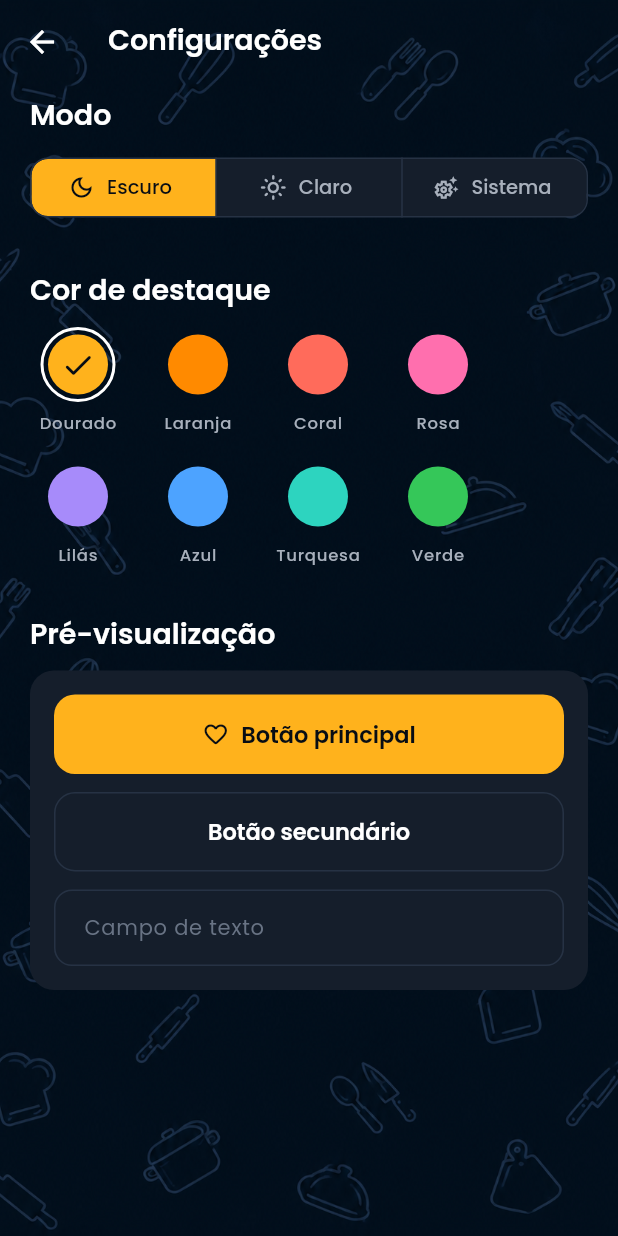
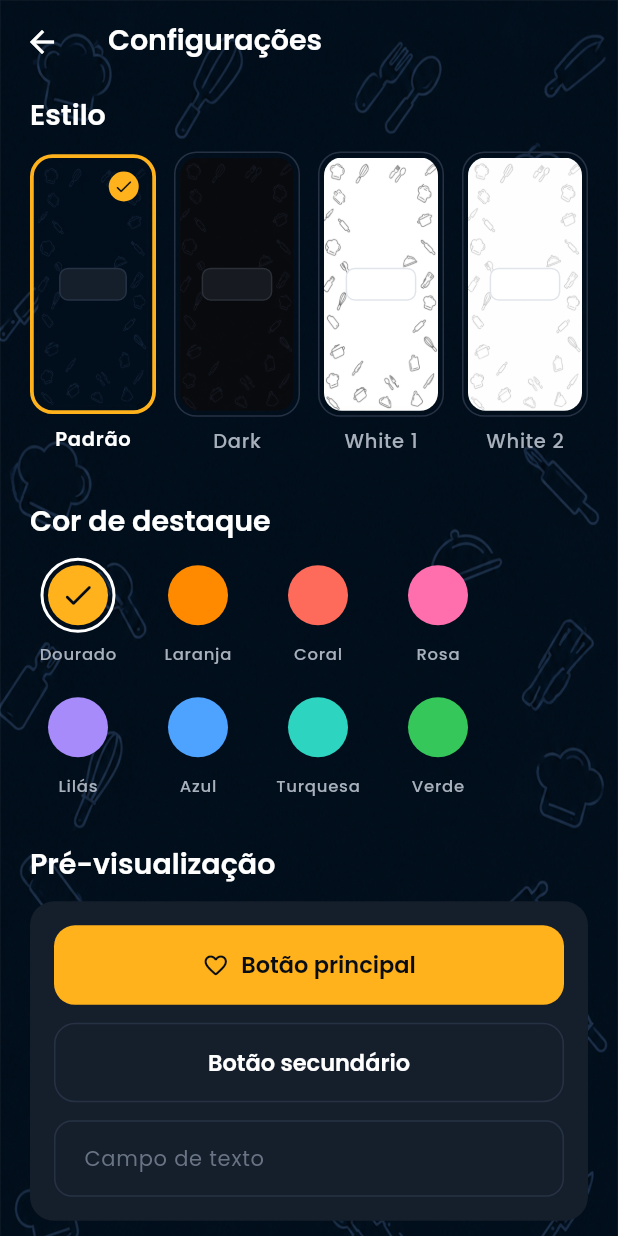
Before and after one commit to lenonronaldo2014-prog/receitas, a Flutter app: the screen it shows after launch, item 5 of the bottom bar chosen, after a tap on the "settings" icon, on a phone screen of 412 x 824 dp. Run offline on Flutter 3.47's test engine with Material 3 defaults, Android fonts, the phone set to English and light mode, and no system bars; our stand-ins replace image_picker, package_info_plus, share_plus, shared_preferences.

Commit message:
Estilos Padrao, Dark, White 1 e White 2 com fundos proprios
Co-Authored-By: Claude Opus 5.5 (1M context) <noreply@anthropic.com>

```diff
--- a/lib/main.dart
+++ b/lib/main.dart
@@ -31,9 +31,7 @@ class ReceitasApp extends StatelessWidget {
     return MaterialApp(
       title: 'Receitas da Anna',
       debugShowCheckedModeBanner: false,
-      theme: theme.lightTheme,
-      darkTheme: theme.darkTheme,
-      themeMode: theme.mode,
+      theme: theme.theme,
       home: home,
     );
   }
--- a/lib/providers/theme_controller.dart
+++ b/lib/providers/theme_controller.dart
@@ -17,28 +17,29 @@ const accentOptions = <String, Color>{
 
 class ThemeController extends ChangeNotifier {
   static const _colorKey = 'theme_accent';
-  static const _modeKey = 'theme_mode';
+  static const _styleKey = 'theme_style';
+  static const _legacyModeKey = 'theme_mode';
 
   Color _accent = AppColors.defaultAccent;
-  ThemeMode _mode = ThemeMode.dark;
+  AppStyle _style = AppStyle.padrao;
 
   Color get accent => _accent;
-  ThemeMode get mode => _mode;
+  AppStyle get style => _style;
 
-  ThemeData get darkTheme =>
-      AppTheme.build(AppColors.dark.withAccent(_accent), Brightness.dark);
-  ThemeData get lightTheme =>
-      AppTheme.build(AppColors.light.withAccent(_accent), Brightness.light);
+  ThemeData get theme =>
+      AppTheme.build(_style.colors.withAccent(_accent), _style.brightness);
 
   Future<void> load() async {
     final prefs = await SharedPreferences.getInstance();
     final color = prefs.getInt(_colorKey);
     if (color != null) _accent = Color(color);
-    final mode = prefs.getString(_modeKey);
-    _mode = ThemeMode.values.firstWhere(
-      (m) => m.name == mode,
-      orElse: () => ThemeMode.dark,
-    );
+    final style = prefs.getString(_styleKey);
+    if (style != null) {
+      _style = AppStyle.fromName(style);
+    } else if (prefs.getString(_legacyModeKey) == 'light') {
+      // Versões antigas tinham só Escuro/Claro.
+      _style = AppStyle.white;
+    }
     notifyListeners();
   }
 
@@ -49,10 +50,10 @@ class ThemeController extends ChangeNotifier {
     await prefs.setInt(_colorKey, color.toARGB32());
   }
 
-  Future<void> setMode(ThemeMode mode) async {
-    _mode = mode;
+  Future<void> setStyle(AppStyle style) async {
+    _style = style;
     notifyListeners();
     final prefs = await SharedPreferences.getInstance();
-    await prefs.setString(_modeKey, mode.name);
+    await prefs.setString(_styleKey, style.name);
   }
 }
--- a/lib/screens/settings_screen.dart
+++ b/lib/screens/settings_screen.dart
@@ -24,28 +24,20 @@ class SettingsScreen extends StatelessWidget {
             AppSpacing.xl,
           ),
           children: [
-            const SectionTitle('Modo'),
-            SegmentedButton<ThemeMode>(
-              showSelectedIcon: false,
-              segments: const [
-                ButtonSegment(
-                  value: ThemeMode.dark,
-                  icon: Icon(Icons.dark_mode_outlined),
-                  label: Text('Escuro'),
-                ),
-                ButtonSegment(
-                  value: ThemeMode.light,
-                  icon: Icon(Icons.light_mode_outlined),
-                  label: Text('Claro'),
-                ),
-                ButtonSegment(
-                  value: ThemeMode.system,
-                  icon: Icon(Icons.settings_suggest_outlined),
-                  label: Text('Sistema'),
-                ),
+            const SectionTitle('Estilo'),
+            Row(
+              children: [
+                for (final (i, style) in AppStyle.values.indexed) ...[
+                  if (i > 0) const SizedBox(width: AppSpacing.sm),
+                  Expanded(
+                    child: _StyleOption(
+                      style: style,
+                      selected: theme.style == style,
+                      onTap: () => theme.setStyle(style),
+                    ),
+                  ),
+                ],
               ],
-              selected: {theme.mode},
-              onSelectionChanged: (s) => theme.setMode(s.first),
             ),
             const SizedBox(height: AppSpacing.xxl),
             const SectionTitle('Cor de destaque'),
@@ -152,3 +144,100 @@ class _ColorOption extends StatelessWidget {
     );
   }
 }
+
+/// Miniatura de um estilo: o fundo real + o nome.
+class _StyleOption extends StatelessWidget {
+  const _StyleOption({
+    required this.style,
+    required this.selected,
+    required this.onTap,
+  });
+
+  final AppStyle style;
+  final bool selected;
+  final VoidCallback onTap;
+
+  @override
+  Widget build(BuildContext context) {
+    final c = context.colors;
+    final t = Theme.of(context).textTheme;
+    final preview = style.colors;
+    return Semantics(
+      button: true,
+      selected: selected,
+      label: 'Estilo ${style.label}',
+      child: GestureDetector(
+        onTap: onTap,
+        child: Column(
+          children: [
+            AnimatedContainer(
+              duration: const Duration(milliseconds: 200),
+              padding: const EdgeInsets.all(3),
+              decoration: BoxDecoration(
+                borderRadius: BorderRadius.circular(AppRadius.field + 3),
+                border: Border.all(
+                  color: selected ? c.accent : c.border,
+                  width: selected ? 2.5 : 1,
+                ),
+              ),
+              child: ClipRRect(
+                borderRadius: AppRadius.fieldAll,
+                child: AspectRatio(
+                  aspectRatio: 9 / 20,
+                  child: Stack(
+                    fit: StackFit.expand,
+                    children: [
+                      Image.asset(
+                        preview.backgroundImage!,
+                        fit: BoxFit.cover,
+                        cacheWidth: 240,
+                      ),
+                      // Mini "card" para dar ideia do contraste.
+                      Center(
+                        child: FractionallySizedBox(
+                          widthFactor: 0.62,
+                          child: Container(
+                            height: 22,
+                            decoration: BoxDecoration(
+                              color: preview.card,
+                              borderRadius: BorderRadius.circular(6),
+                              border: Border.all(color: preview.border),
+                            ),
+                          ),
+                        ),
+                      ),
+                      if (selected)
+                        Positioned(
+                          top: 6,
+                          right: 6,
+                          child: CircleAvatar(
+                            radius: 10,
+                            backgroundColor: c.accent,
+                            child: Icon(
+                              Icons.check_rounded,
+                              size: 14,
+                              color: c.onAccent,
+                            ),
+                          ),
+                        ),
+                    ],
+                  ),
+                ),
+              ),
+            ),
+            const SizedBox(height: AppSpacing.xs),
+            Text(
+              style.label,
+              maxLines: 1,
+              overflow: TextOverflow.ellipsis,
+              style: t.labelMedium?.copyWith(
+                color: selected ? c.textPrimary : c.textSecondary,
+                fontWeight: selected ? FontWeight.w600 : FontWeight.w500,
+              ),
+            ),
+          ],
+        ),
+      ),
+    );
+  }
+}
--- a/lib/screens/splash_screen.dart
+++ b/lib/screens/splash_screen.dart
@@ -26,8 +26,10 @@ class _SplashScreenState extends State<SplashScreen> {
   @override
   void didChangeDependencies() {
     super.didChangeDependencies();
-    // Carrega a imagem de fundo antes de abrir as telas.
-    precacheImage(AppBackground.image, context);
+    // Carrega as imagens de fundo antes de abrir as telas.
+    for (final style in AppStyle.values) {
+      precacheImage(AssetImage(style.colors.backgroundImage!), context);
+    }
   }
 
   Future<void> _start() async {
--- a/lib/theme/app_colors.dart
+++ b/lib/theme/app_colors.dart
@@ -19,6 +19,7 @@ class AppColors extends ThemeExtension<AppColors> {
     required this.success,
     required this.error,
     required this.shadow,
+    this.backgroundImage,
   });
 
   final Color background;
@@ -36,8 +37,12 @@ class AppColors extends ThemeExtension<AppColors> {
   final Color error;
   final Color shadow;
 
+  /// Imagem de fundo das telas (assets/images/...), ou null para cor lisa.
+  final String? backgroundImage;
+
   static const defaultAccent = Color(0xFFFFB21C);
 
+  /// Estilo "Padrão": azul-marinho.
   static const dark = AppColors(
     background: Color(0xFF080D14),
     backgroundSecondary: Color(0xFF101722),
@@ -53,8 +58,29 @@ class AppColors extends ThemeExtension<AppColors> {
     success: Color(0xFF35C759),
     error: Color(0xFFFF4D4F),
     shadow: Color(0xFF000000),
+    backgroundImage: 'assets/images/bg_padrao.jpg',
   );
 
+  /// Estilo "Dark": quase preto, cinza-grafite.
+  static const black = AppColors(
+    background: Color(0xFF090A0E),
+    backgroundSecondary: Color(0xFF111318),
+    card: Color(0xFF171A20),
+    cardElevated: Color(0xFF1E2229),
+    accent: defaultAccent,
+    accentSecondary: Color(0xFFFF8A00),
+    onAccent: Color(0xFF080D14),
+    textPrimary: Color(0xFFFFFFFF),
+    textSecondary: Color(0xFFA6ACB5),
+    textDisabled: Color(0xFF6B717C),
+    border: Color(0xFF2A2F38),
+    success: Color(0xFF35C759),
+    error: Color(0xFFFF4D4F),
+    shadow: Color(0xFF000000),
+    backgroundImage: 'assets/images/bg_dark.jpg',
+  );
+
+  /// Estilo "White 1": branco com traços cinza.
   static const light = AppColors(
     background: Color(0xFFF6F7F9),
     backgroundSecondary: Color(0xFFFFFFFF),
@@ -70,6 +96,12 @@ class AppColors extends ThemeExtension<AppColors> {
     success: Color(0xFF2EA94D),
     error: Color(0xFFE53935),
     shadow: Color(0xFF1B2635),
+    backgroundImage: 'assets/images/bg_white.jpg',
+  );
+
+  /// Estilo "White 2": branco com traços suaves.
+  static final light2 = light.copyWith(
+    backgroundImage: 'assets/images/bg_white2.jpg',
   );
 
   /// Troca a cor de destaque, derivando a secundária e a cor do texto sobre ela.
@@ -109,6 +141,7 @@ class AppColors extends ThemeExtension<AppColors> {
     Color? success,
     Color? error,
     Color? shadow,
+    String? backgroundImage,
   }) {
     return AppColors(
       background: background ?? this.background,
@@ -125,6 +158,7 @@ class AppColors extends ThemeExtension<AppColors> {
       success: success ?? this.success,
       error: error ?? this.error,
       shadow: shadow ?? this.shadow,
+      backgroundImage: backgroundImage ?? this.backgroundImage,
     );
   }
 
@@ -147,6 +181,7 @@ class AppColors extends ThemeExtension<AppColors> {
       success: l(success, other.success),
       error: l(error, other.error),
       shadow: l(shadow, other.shadow),
+      backgroundImage: t < 0.5 ? backgroundImage : other.backgroundImage,
     );
   }
 }
--- /dev/null
+++ b/lib/theme/app_style.dart
@@ -0,0 +1,28 @@
+import 'package:flutter/material.dart';
+
+import 'app_colors.dart';
+
+/// Estilos visuais do app (fundo + paleta), escolhidos em Configurações.
+enum AppStyle {
+  padrao('Padrão', Brightness.dark),
+  dark('Dark', Brightness.dark),
+  white('White 1', Brightness.light),
+  white2('White 2', Brightness.light);
+
+  const AppStyle(this.label, this.brightness);
+
+  final String label;
+  final Brightness brightness;
+
+  AppColors get colors => switch (this) {
+    padrao => AppColors.dark,
+    dark => AppColors.black,
+    white => AppColors.light,
+    white2 => AppColors.light2,
+  };
+
+  static AppStyle fromName(String? name) => AppStyle.values.firstWhere(
+    (s) => s.name == name,
+    orElse: () => AppStyle.padrao,
+  );
+}
--- a/lib/theme/app_theme.dart
+++ b/lib/theme/app_theme.dart
@@ -7,6 +7,7 @@ import 'app_typography.dart';
 
 export 'app_colors.dart';
 export 'app_spacing.dart';
+export 'app_style.dart';
 export 'app_typography.dart';
 
 /// ThemeData central do app — todas as telas herdam daqui.
--- a/lib/widgets/app_background.dart
+++ b/lib/widgets/app_background.dart
@@ -1,13 +1,13 @@
 import 'package:flutter/material.dart';
+import 'package:flutter/services.dart';
 
 import '../theme/app_theme.dart';
 
-/// Fundo das telas: no tema escuro, a textura com ícones de cozinha;
-/// no claro, a cor lisa. Aplicado automaticamente em toda rota pelo tema.
+/// Fundo das telas: a imagem do estilo escolhido (Padrão, Dark, White...).
+/// Aplicado automaticamente em toda rota pelo tema. Também ajusta a cor dos
+/// ícones da barra de status (claros no fundo escuro e vice-versa).
 class AppBackground extends StatelessWidget {
   const AppBackground({super.key, required this.child});
-
-  static const image = AssetImage('assets/images/background.png');
 
   final Widget child;
 
@@ -15,18 +15,23 @@ class AppBackground extends StatelessWidget {
   Widget build(BuildContext context) {
     final c = context.colors;
     final dark = Theme.of(context).brightness == Brightness.dark;
-    return DecoratedBox(
-      decoration: BoxDecoration(
-        color: c.background,
-        image: dark
-            ? const DecorationImage(
-                image: image,
-                fit: BoxFit.cover,
-                alignment: Alignment.topCenter,
-              )
-            : null,
+    final image = c.backgroundImage;
+    return AnnotatedRegion<SystemUiOverlayStyle>(
+      value: (dark ? SystemUiOverlayStyle.light : SystemUiOverlayStyle.dark)
+          .copyWith(statusBarColor: Colors.transparent),
+      child: DecoratedBox(
+        decoration: BoxDecoration(
+          color: c.background,
+          image: image == null
+              ? null
+              : DecorationImage(
+                  image: AssetImage(image),
+                  fit: BoxFit.cover,
+                  alignment: Alignment.topCenter,
+                ),
+        ),
+        child: child,
       ),
-      child: child,
     );
   }
 }
--- a/pubspec.yaml
+++ b/pubspec.yaml
@@ -67,7 +67,7 @@ flutter:
   uses-material-design: true
 
   assets:
-    - assets/images/background.png
+    - assets/images/
 
   fonts:
     - family: Poppins
```
Also changed, not shown: assets/images/background.png (deleted), assets/images/bg_dark.jpg (added), assets/images/bg_padrao.jpg (added), assets/images/bg_white.jpg (added), assets/images/bg_white2.jpg (added).
